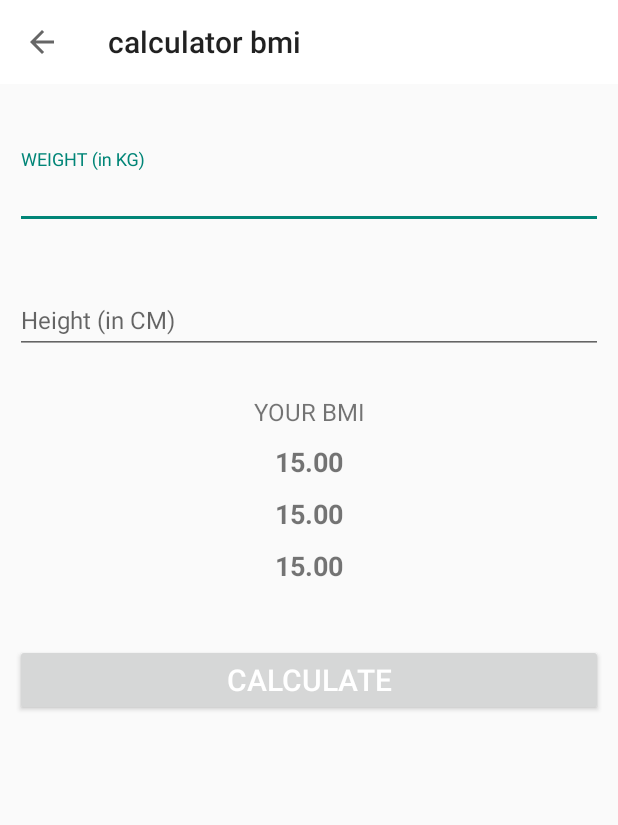
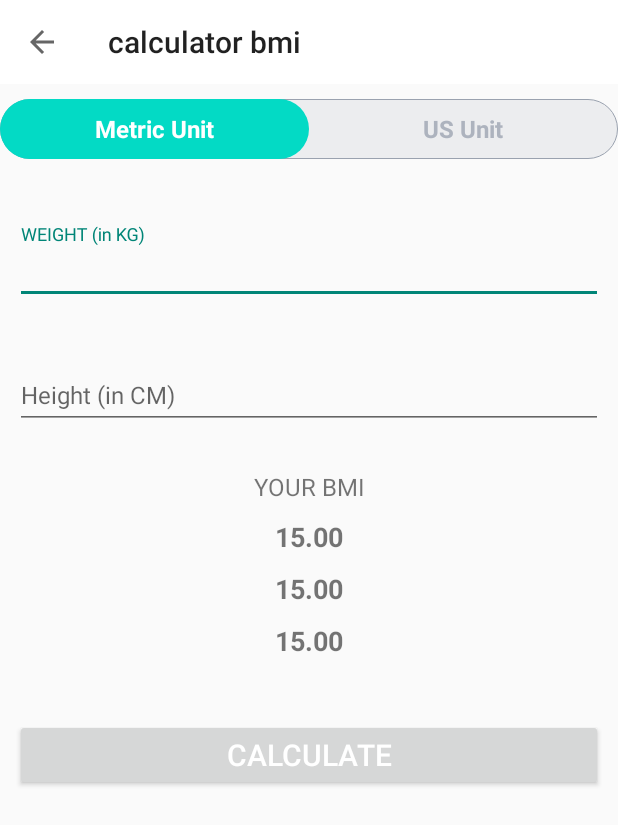
Before and after one commit to akshayyadav76/Workout_App, an Android app: the BMIActivity screen opened directly, with no data from a screen before it, on a phone screen of 412 x 824 dp. Shown: the top 825 px of the screen. Run offline under Robolectric (Android 15) with nearby library versions, the phone set to English and light mode, and no system bars.

Commit message:
added radio UI

```diff
--- /dev/null
+++ b/app/src/main/res/drawable/dr_radio_group_tab_bg.xml
@@ -0,0 +1,9 @@
+<?xml version="1.0" encoding="utf-8"?>
+<shape xmlns:android="http://schemas.android.com/apk/res/android"
+    android:shape="rectangle"
+    >
+  <solid android:color="#ECEDEF"/>
+    <stroke android:width="0.5dp" android:color="#9AA2AF"/>
+
+    <corners android:radius="30dp"/>
+</shape>
--- /dev/null
+++ b/app/src/main/res/drawable/dra_units_tab_selector.xml
@@ -0,0 +1,13 @@
+<?xml version="1.0" encoding="utf-8"?>
+<selector xmlns:android="http://schemas.android.com/apk/res/android">
+    <item android:state_checked="true">
+
+        <shape android:shape="rectangle">
+            <solid android:color="@color/colorAccent"/>
+            <corners android:radius="30dp"/>
+        </shape>
+
+
+    </item>
+
+</selector>
--- /dev/null
+++ b/app/src/main/res/drawable/dra_units_text_color_selector.xml
@@ -0,0 +1,6 @@
+<?xml version="1.0" encoding="utf-8"?>
+<selector xmlns:android="http://schemas.android.com/apk/res/android">
+
+      <item android:color="#FFFFFF" android:state_checked="true"/>
+    <item android:color="#ADB3BE" android:state_checked="false"/>
+</selector>
--- a/app/src/main/res/layout/activity_b_m_i.xml
+++ b/app/src/main/res/layout/activity_b_m_i.xml
@@ -13,12 +13,53 @@
         android:layout_height="?android:attr/actionBarSize"
         android:background="#FFFFFF"
         />
+    <RadioGroup
+        android:id="@+id/rgUnits"
+        android:layout_width="match_parent"
+        android:layout_height="wrap_content"
+        android:layout_below="@+id/toolbar_bmi_acivity"
+        android:layout_marginTop="10dp"
+        android:background="@drawable/dr_radio_group_tab_bg"
+        android:orientation="horizontal"
+        >
+        <RadioButton
+            android:id="@+id/rbMatricUnits"
+            android:layout_width="0dp"
+            android:layout_height="40dp"
+            android:layout_weight="1"
+            android:background="@drawable/dra_units_tab_selector"
+            android:checked="true"
+            android:text="Metric Unit"
+            android:gravity="center"
+            android:textColor="@drawable/dra_units_text_color_selector"
+            android:textSize="16sp"
+            android:textStyle="bold"
+            android:button="@null"
+            />
+        <RadioButton
+            android:id="@+id/rbUSUnits"
+            android:layout_width="0dp"
+            android:layout_height="40dp"
+            android:layout_weight="1"
+            android:background="@drawable/dra_units_tab_selector"
+            android:checked="false"
+            android:text="US Unit"
+            android:gravity="center"
+            android:textColor="@drawable/dra_units_text_color_selector"
+            android:textSize="16sp"
+            android:textStyle="bold"
+            android:button="@null"
+            />
+
+    </RadioGroup>
+
 
     <LinearLayout
         android:id="@+id/llUnitView"
         android:layout_width="match_parent"
         android:layout_height="match_parent"
-        android:layout_below="@id/toolbar_bmi_acivity"
+        android:layout_below="@id/rgUnits"
+
         android:layout_marginTop="3dp"
         android:orientation="vertical"
         android:padding="10dp">
```
